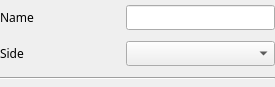
leixingyu/autoRigger, file ui/base.ui: the form before one commit.
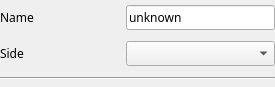
The form after the commit.

Commit message: added default value for ui

Diff of the .ui file:
```diff
--- a/ui/base.ui
+++ b/ui/base.ui
@@ -80,6 +80,9 @@
          <family>Bahnschrift Light</family>
         </font>
        </property>
+       <property name="text">
+        <string>unknown</string>
+       </property>
       </widget>
      </item>
      <item row="2" column="0" colspan="2">
```
The commit also changes 2 other files.
